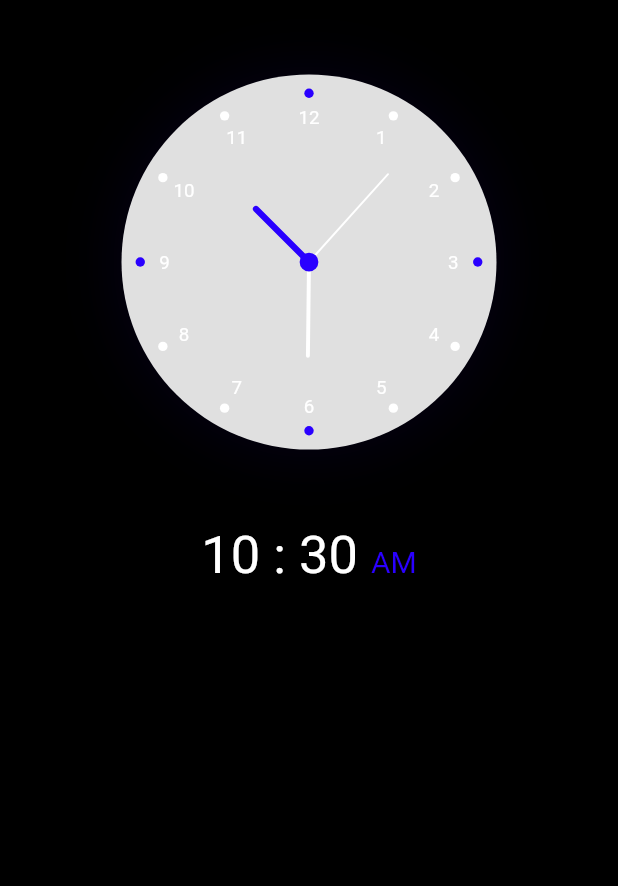
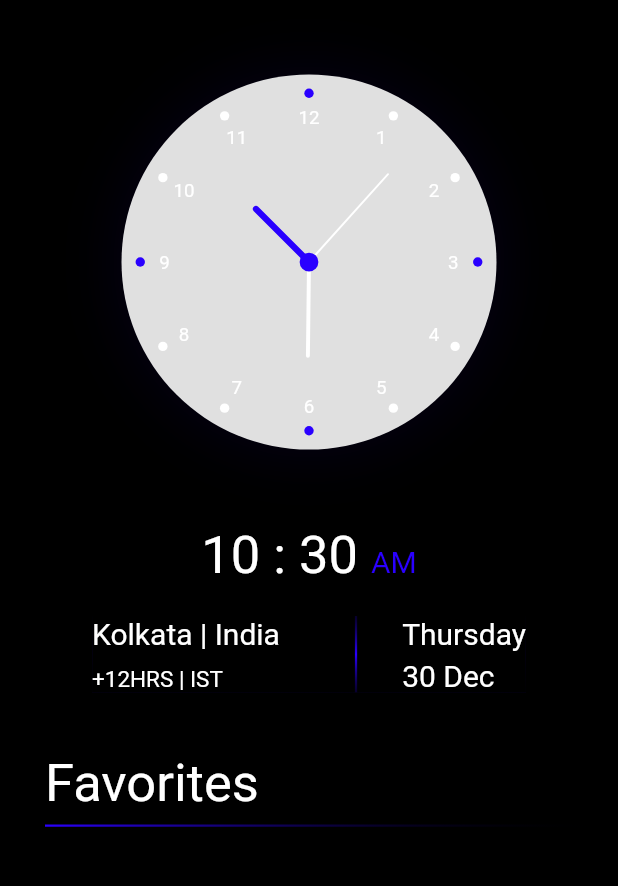
Before and after one commit to ParthBaraiya/world_clock, a Flutter app: the screen it shows after launch, on a phone screen of 412 x 824 dp, the part 92-978 px from its top. Run offline on Flutter 3.47's test engine with Material 2 defaults, Android fonts, the phone set to English and light mode, and no system bars; our stand-ins replace shared_preferences.

Commit message:
Add dates and time zone

```diff
--- a/lib/extension.dart
+++ b/lib/extension.dart
@@ -1,6 +1,7 @@
 import 'dart:math' as math;
 
 import 'package:flutter/material.dart';
+import 'package:intl/intl.dart';
 
 extension ComparisonExtension on Size {
   double get max => math.max(width, height);
@@ -9,3 +10,8 @@ extension ComparisonExtension on Size {
 
   Offset toOffset() => Offset(width, height);
 }
+
+extension DateFormatExtension on DateTime {
+  String get weekName => DateFormat("EEEE").format(this);
+  String get dateMonth => DateFormat("d MMM").format(this);
+}
--- a/lib/theme/theme.dart
+++ b/lib/theme/theme.dart
@@ -1,10 +1,12 @@
 import 'package:flutter/material.dart';
-import 'package:world_clock/service/shared_preferences.dart';
+import '../service/shared_preferences.dart';
 
 part 'theme_data.dart';
 
 class CustomTheme extends ChangeNotifier {
+
   static final CustomTheme i = CustomTheme._();
+
   CustomTheme._();
 
   bool _initialized = false;
@@ -28,6 +30,9 @@ class CustomTheme extends ChangeNotifier {
 
   TextStyle get subtitleStyle => _data.subtitleStyle;
 
+  TextStyle get heading5 => _data.heading5;
+  TextStyle get heading6 => _data.heading6;
+
   /// This function will have effect only once.
   void initialize(ThemeMode mode) {
     if (_initialized) return;
--- a/lib/theme/theme_data.dart
+++ b/lib/theme/theme_data.dart
@@ -9,6 +9,8 @@ abstract class _ThemeData {
 
   late TextStyle titleStyle;
   late TextStyle subtitleStyle;
+  late TextStyle heading5;
+  late TextStyle heading6;
 }
 
 class _LightThemeData implements _ThemeData {
@@ -37,6 +39,18 @@ class _LightThemeData implements _ThemeData {
   TextStyle subtitleStyle = const TextStyle(
     color: Color(0xff2a00ff),
     fontSize: 20,
+  );
+
+  @override
+  TextStyle heading5 = const TextStyle(
+    color: Color(0xffffffff),
+    fontSize: 20,
+  );
+
+  @override
+  TextStyle heading6 = const TextStyle(
+    color: Color(0xffffffff),
+    fontSize: 15,
   );
 }
 
@@ -67,4 +81,16 @@ class _DarkThemeData implements _ThemeData {
     color: Color(0xff2a00ff),
     fontSize: 20,
   );
+
+  @override
+  TextStyle heading5 = const TextStyle(
+    color: Color(0xffffffff),
+    fontSize: 20,
+  );
+
+  @override
+  TextStyle heading6 = const TextStyle(
+    color: Color(0xffffffff),
+    fontSize: 15,
+  );
 }
--- a/lib/view/home.dart
+++ b/lib/view/home.dart
@@ -1,8 +1,11 @@
 import 'package:flutter/material.dart';
-import 'package:world_clock/widget/timer_indictor.dart';
+
 import '../clock/clock.dart';
 import '../font_icon/world_clock_icons.dart';
 import '../theme/theme.dart';
+import '../widget/day_info.dart';
+import '../widget/time_zone_info.dart';
+import '../widget/timer_indictor.dart';
 
 class HomePage extends StatefulWidget {
   const HomePage({
@@ -55,9 +58,105 @@ class _HomePageState extends State<HomePage> {
               height: 50,
             ),
             const TimeIndicator(),
+            Container(
+              margin: const EdgeInsets.only(top: 20),
+              decoration: BoxDecoration(
+                gradient: LinearGradient(
+                  colors: [
+                    Colors.transparent,
+                    CustomTheme.i.accentTextColor,
+                    Colors.transparent,
+                  ],
+                  begin: const Alignment(0, -1.7),
+                  end: const Alignment(0, 1.7),
+                ),
+              ),
+              child: Row(
+                mainAxisSize: MainAxisSize.min,
+                children: [
+                  Container(
+                    padding: const EdgeInsets.only(right: 50),
+                    decoration: BoxDecoration(
+                      color: CustomTheme.i.backgroundColor,
+                    ),
+                    child: const TimeZoneInfo(),
+                  ),
+                  const SizedBox(
+                    width: 1.5,
+                  ),
+                  Container(
+                    padding: const EdgeInsets.only(left: 30),
+                    decoration: BoxDecoration(
+                      color: CustomTheme.i.backgroundColor,
+                    ),
+                    child: const DayInfo(),
+                  ),
+                ],
+              ),
+            ),
+            Expanded(
+              child: Padding(
+                padding:
+                    const EdgeInsets.only(left: 30.0, right: 10.0, top: 40.0),
+                child: Column(
+                  crossAxisAlignment: CrossAxisAlignment.start,
+                  children: [
+                    Text(
+                      "Favorites",
+                      style: CustomTheme.i.titleStyle,
+                    ),
+                    Container(
+                      height: 1.5,
+                      decoration: BoxDecoration(
+                        color: Colors.red,
+                        gradient: LinearGradient(
+                          colors: [
+                            CustomTheme.i.accentTextColor,
+                            Colors.transparent,
+                          ],
+                        ),
+                      ),
+                      margin: const EdgeInsets.only(top: 7.0),
+                    ),
+                    // TODO: Add Favorites.
+                    Row(
+                      children: [
+                        const Opacity(
+                          opacity: 0,
+                          child: Text("Time 1"),
+                        ),
+                      ],
+                    ),
+                  ],
+                ),
+              ),
+            ),
           ],
         ),
       ),
     );
   }
 }
+
+class LinePainter extends CustomPainter {
+  @override
+  void paint(Canvas canvas, Size size) {
+    final gradient = LinearGradient(
+      colors: [
+        Colors.transparent,
+        CustomTheme.i.accentTextColor,
+        Colors.transparent,
+      ],
+      begin: Alignment.topCenter,
+      end: Alignment.bottomCenter,
+    );
+
+    canvas.drawLine(
+        Offset(size.width / 2, 0),
+        Offset(size.width / 2, size.height),
+        Paint()..shader = gradient.createShader(Offset.zero & size));
+  }
+
+  @override
+  bool shouldRepaint(covariant CustomPainter oldDelegate) => false;
+}
--- /dev/null
+++ b/lib/widget/day_info.dart
@@ -0,0 +1,44 @@
+import 'package:flutter/material.dart';
+
+import '../extension.dart';
+import '../service/timer.dart';
+import '../theme/theme.dart';
+
+class DayInfo extends StatefulWidget {
+  const DayInfo({Key? key}) : super(key: key);
+
+  @override
+  _DayInfoState createState() => _DayInfoState();
+}
+
+class _DayInfoState extends State<DayInfo> {
+  late final ClockTimer _timer;
+
+  @override
+  void initState() {
+    super.initState();
+
+    _timer = ClockTimer.timer;
+  }
+
+  @override
+  Widget build(BuildContext context) {
+    return Column(
+      mainAxisSize: MainAxisSize.min,
+      crossAxisAlignment: CrossAxisAlignment.start,
+      children: [
+        Text(
+          _timer.currentDate.weekName,
+          style: CustomTheme.i.heading5,
+        ),
+        const SizedBox(
+          height: 5,
+        ),
+        Text(
+          _timer.currentDate.dateMonth,
+          style: CustomTheme.i.heading5,
+        ),
+      ],
+    );
+  }
+}
--- /dev/null
+++ b/lib/widget/time_zone_info.dart
@@ -0,0 +1,27 @@
+import 'package:flutter/material.dart';
+import '../theme/theme.dart';
+
+class TimeZoneInfo extends StatelessWidget {
+  const TimeZoneInfo({Key? key}) : super(key: key);
+
+  @override
+  Widget build(BuildContext context) {
+    return Column(
+      mainAxisSize: MainAxisSize.min,
+      crossAxisAlignment: CrossAxisAlignment.start,
+      children: [
+        Text(
+          "Kolkata | India",
+          style: CustomTheme.i.heading5,
+        ),
+        const SizedBox(
+          height: 10,
+        ),
+        Text(
+          "+12HRS | IST",
+          style: CustomTheme.i.heading6,
+        ),
+      ],
+    );
+  }
+}
```
Also changed, not shown: lib/widget/timer_indictor.dart (+4 -3 lines).
